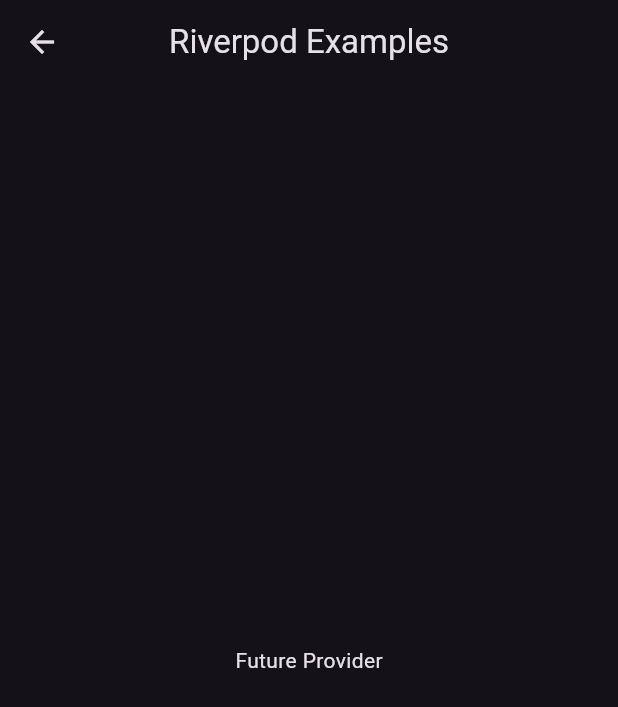
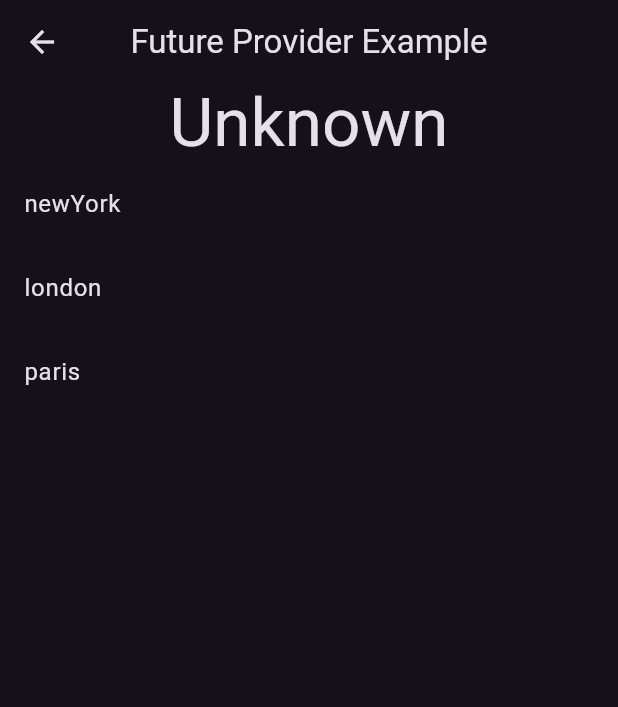
Before and after one commit to yamisagi/riverpod_examples, a Flutter app: the FutureProviderExample screen opened by its route, on a phone screen of 412 x 824 dp. Shown: the top 707 px of the screen. Run offline on Flutter 3.47's test engine with Material 2 defaults, Android fonts, the phone set to English and light mode, and no system bars; our stand-ins replace hooks_riverpod.

Commit message:
future provider example added

```diff
--- a/lib/basics/future_provider.dart
+++ b/lib/basics/future_provider.dart
@@ -5,7 +5,6 @@
 // It is similar to the AsyncValue class.
 // The difference is that the FutureProvider is a provider, and can be used in
 // combination with other providers.
-
 
 enum Cities { newYork, london, paris }
 
@@ -23,26 +22,75 @@
           Cities.london: '🌨️',
           Cities.newYork: '☀️',
           Cities.paris: '🌦️',
-          }[city] ??
-          '🌫️');
+        } //
+            [city] //
+        ??
+        'Unknown',
+  );
 }
 
+// We are basically creating a provider for UI to read the data.
+final currentCityProvider = StateProvider<Cities?>((ref) => null);
+
+// This is the provider that will be used to load the data asynchronously.
+// And it will be used in combination with the currentCityProvider.
+final weatherProvider = FutureProvider<WidgetMoji>((ref) {
+  final city = ref.watch(currentCityProvider);
+  if (city != null) {
+    return fetchMoji(city);
+  } else {
+    return Future.value('Unknown');
+  }
+});
 
 class FutureProviderExample extends ConsumerWidget {
   const FutureProviderExample({super.key});
 
   @override
   Widget build(BuildContext context, WidgetRef ref) {
+    final currentWeather = ref.watch(weatherProvider);
+
     return Scaffold(
         appBar: AppBar(
           centerTitle: true,
-        title: const Text('Riverpod Examples'),
+          title: const Text('Future Provider Example'),
         ),
-      body: const Center(
-        child: Text(
-          'Future Provider',
+        body: Column(
+          children: [
+            // This is the UI that will be used to select the city.
+            // When the user selects a city, the currentCityProvider will be updated.
+            // And the weatherProvider will be updated.
+            // This AsyncValue is when getting the data from the weatherProvider.
+            // It will return us a Widget that will be used to display the data. That is why we are using the AsyncValue.when() as Widget.
+            currentWeather.when(
+              data: (data) => Text(
+                data.toString(),
+                style: Theme.of(context).textTheme.headline2,
               ),
+              loading: () => const Padding(
+                padding: EdgeInsets.all(8.0),
+                child: CircularProgressIndicator(),
               ),
+              error: (_, __) => const Text('Error'),
+            ),
+            Expanded(
+              child: ListView.builder(
+                  itemBuilder: (context, index) {
+                    final city = Cities.values[index];
+                    final isSelected = city == ref.watch(currentCityProvider);
+                    return ListTile(
+                      title: Text(city.name),
+                      trailing: isSelected
+                          ? const Icon(Icons.check)
+                          : const SizedBox.shrink(),
+                      onTap: () => isSelected
+                          ? ref.read(currentCityProvider.notifier).state = null
+                          : ref.read(currentCityProvider.notifier).state = city,
                     );
+                  },
+                  itemCount: Cities.values.length),
+            )
+          ],
+        ));
   }
 }
--- a/lib/main.dart
+++ b/lib/main.dart
@@ -1,6 +1,7 @@
 import 'package:flutter/material.dart';
 import 'package:hooks_riverpod/hooks_riverpod.dart';
 import 'package:riverpod_examples/constant/const.dart';
+import 'package:riverpod_examples/theme/product_theme.dart';
 
 // The ProviderScope is the root of the application.
 // It is used to provide providers to the entire application.
@@ -25,9 +26,7 @@
             ),
           ),
       debugShowCheckedModeBanner: false,
-      theme: ThemeData.dark(
-        useMaterial3: true,
-      ),
+      theme: ProductTheme.darkTheme,
       title: 'Riverpod Examples',
     );
   }
--- a/lib/pages/home_page.dart
+++ b/lib/pages/home_page.dart
@@ -11,10 +11,10 @@
   ) {
     return Scaffold(
       appBar: AppBar(
-        centerTitle: true,
         title: const Text('Riverpod Examples'),
       ),
       body: ListView.builder(
+        physics: const BouncingScrollPhysics(),
         itemCount: Constants.routesList.length,
         itemBuilder: (context, index) {
           final route = Constants.routesList[index];
--- /dev/null
+++ b/lib/theme/product_theme.dart
@@ -0,0 +1,11 @@
+import 'package:flutter/material.dart';
+
+class ProductTheme {
+  static ThemeData darkTheme = ThemeData.dark(useMaterial3: true).copyWith(
+    appBarTheme: const AppBarTheme(
+      elevation: 0,
+      scrolledUnderElevation: 0,
+      centerTitle: true,
+    ),
+  );
+}
--- a/lib/widgets/router_button.dart
+++ b/lib/widgets/router_button.dart
@@ -13,13 +13,16 @@
 
   @override
   Widget build(BuildContext context) {
-    return ListTile(
+    return Padding(
+      padding: const EdgeInsets.symmetric(vertical: 15, horizontal: 25),
+      child: ListTile(
         leading: const Icon(Icons.ads_click_outlined),
         title: Text(title),
         subtitle: Text(subtitle),
         onTap: () {
           Navigator.of(context).pushNamed(routeName);
         },
+      ),
     );
   }
 }
```
Also changed, not shown: 1 other file. Lines whose indentation alone changed are shown as unchanged.
